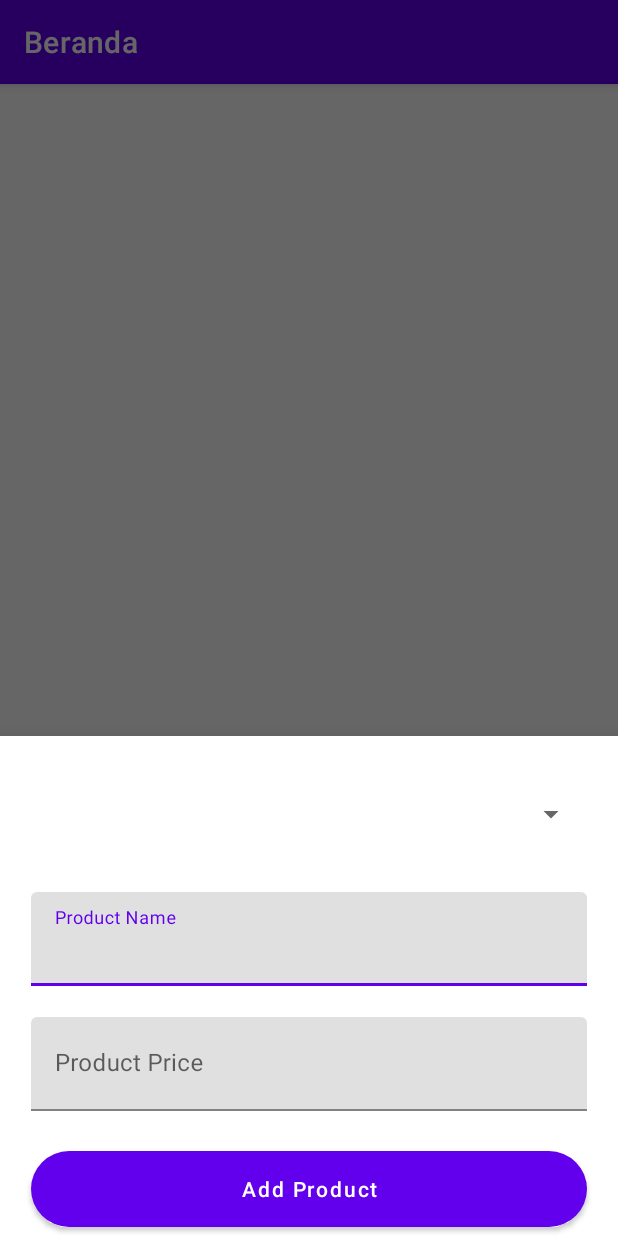
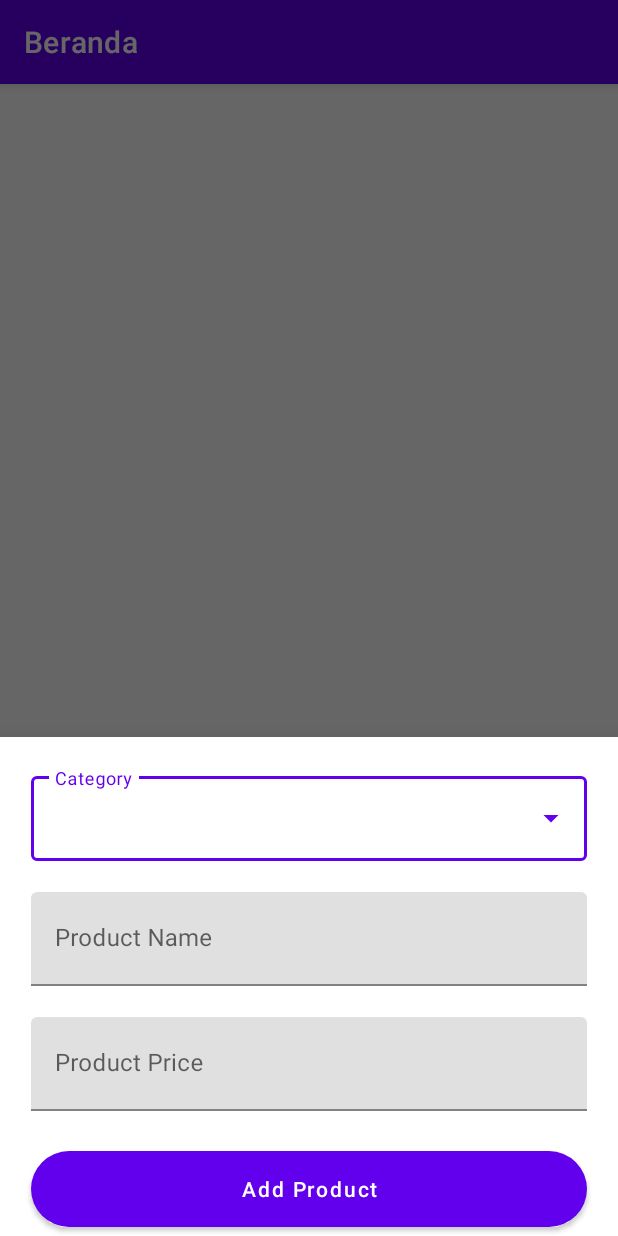
Before and after one commit to hanifalfaqih/TitipBarangKu, an Android app: the fragment ProductBottomSheetFragment placed in its activity, on a phone screen of 412 x 824 dp. Run offline under Robolectric (Android 15) with nearby library versions, the phone set to English and light mode, and no system bars; our stand-ins replace navigation-ui, sdp/ssp sizes; 1 statement that could not run was skipped.

Commit message:
add feature product fragment

```diff
--- a/app/src/main/java/id/allana/titipbarangku/ui/product/ProductBottomSheetFragment.kt
+++ b/app/src/main/java/id/allana/titipbarangku/ui/product/ProductBottomSheetFragment.kt
@@ -1,22 +1,97 @@
 package id.allana.titipbarangku.ui.product
 
-import android.os.Bundle
-import androidx.fragment.app.Fragment
-import android.view.LayoutInflater
-import android.view.View
-import android.view.ViewGroup
-import com.google.android.material.bottomsheet.BottomSheetDialogFragment
-import id.allana.titipbarangku.R
+import android.widget.AdapterView
+import android.widget.ArrayAdapter
+import androidx.fragment.app.viewModels
+import com.google.android.material.snackbar.Snackbar
+import id.allana.titipbarangku.data.base.BaseBottomSheetDialogFragment
+import id.allana.titipbarangku.data.model.CategoryModel
+import id.allana.titipbarangku.data.model.ProductModel
+import id.allana.titipbarangku.databinding.FragmentProductBottomSheetBinding
+import id.allana.titipbarangku.ui.category.CategoryViewModel
 
 
-class ProductBottomSheetFragment : BottomSheetDialogFragment() {
+class ProductBottomSheetFragment : BaseBottomSheetDialogFragment<FragmentProductBottomSheetBinding>(
+    FragmentProductBottomSheetBinding::inflate
+) {
 
-    override fun onCreateView(
-        inflater: LayoutInflater, container: ViewGroup?,
-        savedInstanceState: Bundle?
-    ): View? {
-        // Inflate the layout for this fragment
-        return inflater.inflate(R.layout.fragment_product_bottom_sheet, container, false)
+    private val viewModel: ProductViewModel by viewModels()
+    private val categoriViewModel: CategoryViewModel by viewModels()
+
+    private var categoryName = arrayListOf<String>()
+    private var listCategory = listOf<CategoryModel>()
+    private var categoryId = 0
+
+    private lateinit var spinnerAdapter: ArrayAdapter<String>
+
+    override fun initView() {
+        val spinnerCategory = getViewBinding().textDropdownCategory
+        spinnerAdapter = ArrayAdapter(
+            requireContext(),
+            android.R.layout.simple_spinner_dropdown_item,
+            categoryName
+        )
+        spinnerCategory.setAdapter(spinnerAdapter)
+
+        categoriViewModel.getAllCategory().observe(viewLifecycleOwner) { list ->
+            listCategory = list
+            for (data in listCategory) {
+                categoryName.add(data.categoryName)
+            }
+            spinnerAdapter.notifyDataSetChanged()
+        }
+
+        getViewBinding().btnAddProduct.setOnClickListener {
+            insertProduct()
+        }
+        getViewBinding().textDropdownCategory.onItemClickListener =
+            AdapterView.OnItemClickListener { _, _, position, _ ->
+                val selectedCategory = listCategory[position]
+                categoryId = selectedCategory.id
+            }
+    }
+
+    private fun insertProduct() {
+        if (validateForm()) {
+            val product = ProductModel(
+                0,
+                name = getViewBinding().etProductName.text.toString(),
+                price = getViewBinding().etProductPrice.text.toString(),
+                idCategory = categoryId
+            )
+            viewModel.insertProduct(product)
+            Snackbar.make(
+                requireActivity().findViewById(android.R.id.content),
+                "Berhasil tambah toko",
+                Snackbar.LENGTH_SHORT
+            ).show().also {
+                this@ProductBottomSheetFragment.dismiss()
+            }
+        }
+    }
+
+    private fun validateForm(): Boolean {
+        val textProductName = getViewBinding().etProductName.text.toString().trim()
+        val textProductPrice = getViewBinding().etProductPrice.text.toString().trim()
+
+        val isFormValid: Boolean
+
+        when {
+            textProductName.isEmpty() -> {
+                isFormValid = false
+                getViewBinding().etProductName.error = "Nama produk harus diisi!"
+            }
+
+            textProductPrice.isEmpty() -> {
+                isFormValid = false
+                getViewBinding().etProductPrice.error = "Harga produk harus diisi!"
+            }
+
+            else -> {
+                isFormValid = true
+            }
+        }
+        return isFormValid
     }
 
 }
--- a/app/src/main/res/layout/fragment_product_bottom_sheet.xml
+++ b/app/src/main/res/layout/fragment_product_bottom_sheet.xml
@@ -6,16 +6,26 @@
     android:layout_height="match_parent"
     tools:context=".ui.product.ProductBottomSheetFragment">
 
-    <Spinner
+    <com.google.android.material.textfield.TextInputLayout
         android:id="@+id/category_product"
+        style="@style/Widget.MaterialComponents.TextInputLayout.OutlinedBox.ExposedDropdownMenu"
         android:layout_width="match_parent"
-        android:layout_height="@dimen/_48sdp"
+        android:layout_height="wrap_content"
         android:layout_marginTop="@dimen/_16sdp"
         android:layout_marginStart="@dimen/_16sdp"
         android:layout_marginEnd="@dimen/_16sdp"
+        android:hint="Category"
         app:layout_constraintEnd_toEndOf="parent"
         app:layout_constraintStart_toStartOf="parent"
-        app:layout_constraintTop_toTopOf="parent" />
+        app:layout_constraintTop_toTopOf="parent">
+
+        <AutoCompleteTextView
+            android:id="@+id/text_dropdown_category"
+            android:layout_width="match_parent"
+            android:layout_height="match_parent"
+            android:inputType="none"
+            tools:text="Happy" />
+    </com.google.android.material.textfield.TextInputLayout>
 
     <com.google.android.material.textfield.TextInputLayout
         android:id="@+id/til_product_name"
@@ -26,8 +36,7 @@
 
         <com.google.android.material.textfield.TextInputEditText
             android:id="@+id/et_product_name"
-            android:layout_width="match_parent"
-            android:layout_height="@dimen/_48sdp"
+            style="@style/EditText"
             android:hint="Product Name"/>
 
     </com.google.android.material.textfield.TextInputLayout>
@@ -41,8 +50,7 @@
 
         <com.google.android.material.textfield.TextInputEditText
             android:id="@+id/et_product_price"
-            android:layout_width="match_parent"
-            android:layout_height="@dimen/_48sdp"
+            style="@style/EditText"
             android:hint="Product Price" />
 
     </com.google.android.material.textfield.TextInputLayout>
```
Also changed, not shown: app/src/main/java/id/allana/titipbarangku/data/model/ProductModel.kt (added, +13 -0 lines), app/src/main/java/id/allana/titipbarangku/data/model/ProductWithCategory.kt (added, +13 -0 lines), app/src/main/java/id/allana/titipbarangku/ui/product/ProductFragment.kt (+55 -27 lines), app/src/main/java/id/allana/titipbarangku/ui/product/ProductViewModel.kt (+30 -1 lines), app/src/main/java/id/allana/titipbarangku/ui/product/adapter/ProductAdapter.kt (added, +52 -0 lines), app/src/main/res/layout/fragment_product.xml (+24 -0 lines), app/src/main/res/layout/item_product.xml (added, +71 -0 lines).
